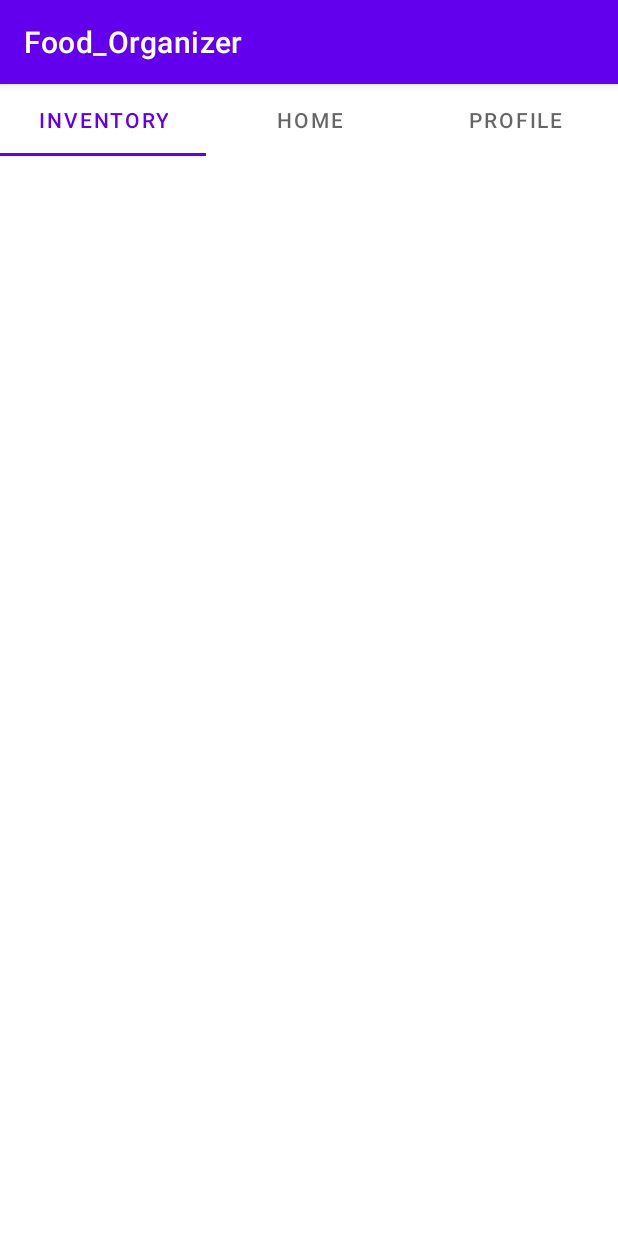
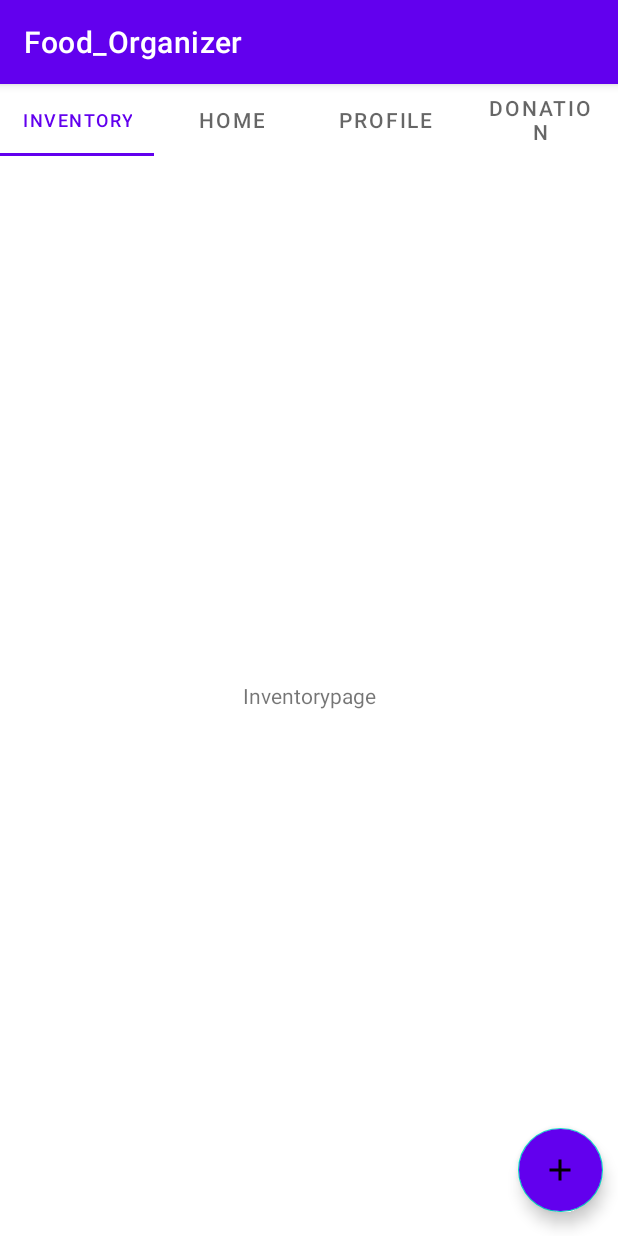
Before and after one commit to mycs2635/Food_Organizer-2, an Android app: the HomePage screen opened directly, with no data from a screen before it, on a phone screen of 412 x 824 dp. Run offline under Robolectric (Android 15) with nearby library versions, the phone set to English and light mode, and no system bars; 1 statement that could not run was skipped.

Commit message:
floating button added

```diff
--- a/app/src/main/java/com/example/food_organizer/HomePage.java
+++ b/app/src/main/java/com/example/food_organizer/HomePage.java
@@ -28,6 +28,7 @@ public class HomePage extends AppCompatActivity {
         tabLayout.addTab(tabLayout.newTab().setText("Inventory"));
         tabLayout.addTab(tabLayout.newTab().setText("Home"));
         tabLayout.addTab(tabLayout.newTab().setText("Profile"));
+        tabLayout.addTab(tabLayout.newTab().setText("Donation"));
         tabLayout.addOnTabSelectedListener(new TabLayout.OnTabSelectedListener() {
             @Override
             public void onTabSelected(TabLayout.Tab tab) {
--- a/app/src/main/java/com/example/food_organizer/InventoryFragment.java
+++ b/app/src/main/java/com/example/food_organizer/InventoryFragment.java
@@ -2,18 +2,31 @@ package com.example.food_organizer;
 
 import android.os.Bundle;
 
+import androidx.appcompat.app.AppCompatActivity;
 import androidx.fragment.app.Fragment;
 
 import android.view.LayoutInflater;
 import android.view.View;
 import android.view.ViewGroup;
+import android.view.animation.Animation;
+import android.view.animation.AnimationUtils;
+import android.widget.Button;
+
+import com.google.android.material.floatingactionbutton.FloatingActionButton;
 
 /**
  * A simple {@link Fragment} subclass.
  * Use the {@link InventoryFragment#newInstance} factory method to
  * create an instance of this fragment.
  */
-public class InventoryFragment extends Fragment {
+class A extends AppCompatActivity{
+
+}
+class B extends Fragment
+{
+
+}
+public class InventoryFragment extends B {
 
     // TODO: Rename parameter arguments, choose names that match
     // the fragment initialization parameters, e.g. ARG_ITEM_NUMBER
@@ -55,9 +68,20 @@ public class InventoryFragment extends Fragment {
         }
     }
 
+
     @Override
     public View onCreateView(LayoutInflater inflater, ViewGroup container,
                              Bundle savedInstanceState) {
+        View v=inflater.inflate(R.layout.fragment_inventory,container,false);
+        FloatingActionButton add = null;
+        FloatingActionButton edit;
+        FloatingActionButton img;
+           add.startAnimation( AnimationUtils.loadAnimation(InventoryFragment.this,R.anim.rotate_open_anim));
+        add=(FloatingActionButton)v.findViewById(R.id.floating_add_button);
+        edit=(FloatingActionButton)v.findViewById(R.id.floating_edit_button);
+        img=(FloatingActionButton)v.findViewById(R.id.floating_image_button);
+        edit.setVisibility(View.GONE);
+
         // Inflate the layout for this fragment
         return inflater.inflate(R.layout.fragment_inventory, container, false);
     }
--- /dev/null
+++ b/app/src/main/res/anim/rotate_open_anim.xml
@@ -0,0 +1,12 @@
+<?xml version="1.0" encoding="utf-8"?>
+<set xmlns:android="http://schemas.android.com/apk/res/android"
+  android:fillafter="true">
+
+    <rotate
+        android:fromDegrees="0"
+        android:pivotX="50%"
+        android:pivotY="50%"
+        android:toDegrees="45"
+        />
+
+</set>
--- a/app/src/main/res/layout/fragment_inventory.xml
+++ b/app/src/main/res/layout/fragment_inventory.xml
@@ -1,6 +1,67 @@
 <?xml version="1.0" encoding="utf-8"?>
-<FrameLayout xmlns:android="http://schemas.android.com/apk/res/android"
+<RelativeLayout xmlns:android="http://schemas.android.com/apk/res/android"
+    xmlns:app="http://schemas.android.com/apk/res-auto"
     xmlns:tools="http://schemas.android.com/tools"
     android:layout_width="match_parent"
     android:layout_height="match_parent"
-    tools:context=".InventoryFragment"/>
+    tools:context=".InventoryFragment">
+
+    <TextView
+        android:id="@+id/textView7"
+        android:layout_width="match_parent"
+        android:layout_height="match_parent"
+        android:gravity="center"
+        android:text="Inventorypage" />
+
+    <com.google.android.material.floatingactionbutton.FloatingActionButton
+        android:id="@+id/floating_add_button"
+        android:layout_width="wrap_content"
+        android:layout_height="wrap_content"
+
+        android:layout_alignParentStart="true"
+        android:layout_alignParentLeft="true"
+        android:layout_alignParentEnd="true"
+        android:layout_alignParentRight="true"
+        android:layout_alignParentBottom="true"
+        android:layout_marginStart="345dp"
+        android:layout_marginLeft="345dp"
+        android:layout_marginEnd="10dp"
+        android:layout_marginRight="10dp"
+        android:layout_marginBottom="16dp"
+        android:clickable="true"
+        android:focusable="true"
+        android:tint="@android:color/white"
+        android:backgroundTint="@color/purple_500"
+        android:src="@drawable/ic_baseline_add_24" />
+
+    <com.google.android.material.floatingactionbutton.FloatingActionButton
+        android:id="@+id/floating_edit_button"
+        android:layout_width="wrap_content"
+        android:layout_height="wrap_content"
+        android:layout_above="@+id/floating_add_button"
+        android:layout_alignParentEnd="true"
+        android:layout_alignParentRight="true"
+        android:layout_marginEnd="10dp"
+        android:layout_marginRight="10dp"
+        android:layout_marginBottom="16dp"
+        android:clickable="true"
+        android:visibility="invisible"
+        android:src="@drawable/ic_baseline_edit_24" />
+
+    <com.google.android.material.floatingactionbutton.FloatingActionButton
+        android:id="@+id/floating_image_button"
+        android:layout_width="wrap_content"
+        android:layout_height="wrap_content"
+        android:layout_above="@+id/floating_edit_button"
+        android:layout_alignParentEnd="true"
+        android:layout_alignParentRight="true"
+        android:layout_marginEnd="12dp"
+        android:layout_marginRight="10dp"
+        android:layout_marginBottom="16dp"
+        android:clickable="true"
+        android:focusable="true"
+        android:visibility="invisible"
+        android:src="@drawable/ic_baseline_image_24" />
+
+
+</RelativeLayout>
--- a/app/src/main/res/layout/fragment_profile.xml
+++ b/app/src/main/res/layout/fragment_profile.xml
@@ -24,13 +24,13 @@
         android:id="@+id/textView5"
         android:layout_width="139dp"
         android:layout_height="27dp"
-        android:text="TextView"
+        android:text="profilepage"
         app:layout_constraintBottom_toBottomOf="parent"
         app:layout_constraintEnd_toEndOf="parent"
-        app:layout_constraintHorizontal_bias="0.058"
+        app:layout_constraintHorizontal_bias="0.555"
         app:layout_constraintStart_toStartOf="parent"
         app:layout_constraintTop_toTopOf="parent"
-        app:layout_constraintVertical_bias="0.308" />
+        app:layout_constraintVertical_bias="0.451" />
 
 
 </androidx.constraintlayout.widget.ConstraintLayout>
```
Also changed, not shown: app/src/main/res/anim/bottom_to_top_anim.xml (added, +20 -0 lines), app/src/main/res/anim/rotate_close_anim.xml (added, +12 -0 lines), app/src/main/res/anim/top_to_bottom_anim.xml (added, +19 -0 lines).
